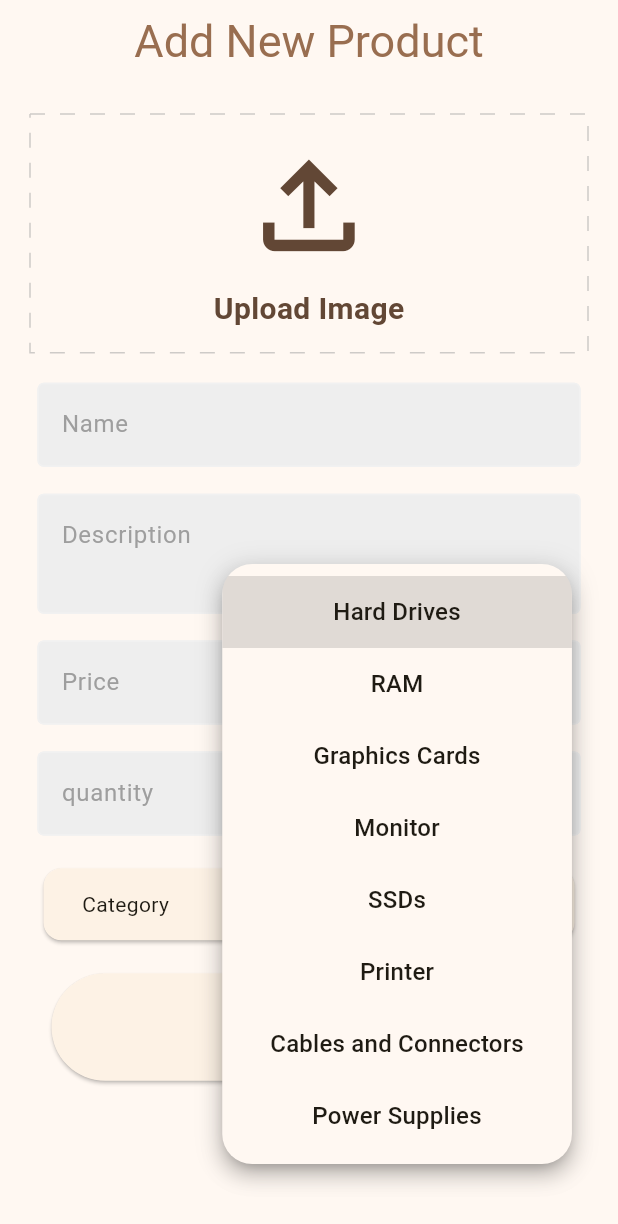
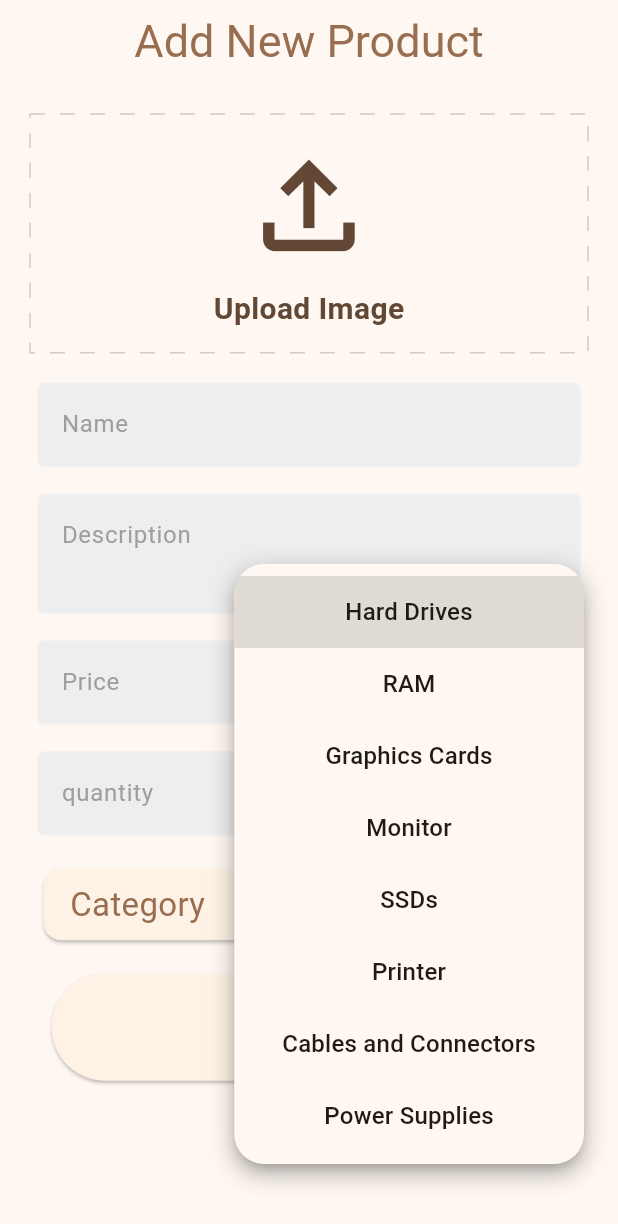
Before and after one commit to mido4315/ecommerce_app, a Flutter app: the AddNewProduct screen opened by its route, after a tap on "Hard Drives", on a phone screen of 412 x 824 dp. Shown: the top 1224 px of the screen. Run offline on Flutter 3.47's test engine with Material 2 defaults, Android fonts, the phone set to English and light mode, and no system bars; drawn by our look-alikes of dotted_border; our stand-ins replace carousel_slider, dartz, dio, flutter_bloc, flutter_screenutil, get_it and 2 more; accounts and stored records are empty.

Commit message:
add new style

```diff
--- a/lib/core/constants/app_styles.dart
+++ b/lib/core/constants/app_styles.dart
@@ -12,6 +12,11 @@ class AppStyles {
     fontSize: 20,
     fontWeight: FontWeight.bold,
   );
+  static TextStyle textStyleTitle22 = const TextStyle(
+    color: AppColors.text1,
+    fontSize: 22,
+    fontWeight: FontWeight.w400,
+  );
   static TextStyle textStyleTitle30 = const TextStyle(
     color: AppColors.text1,
     fontSize: 30,
```
